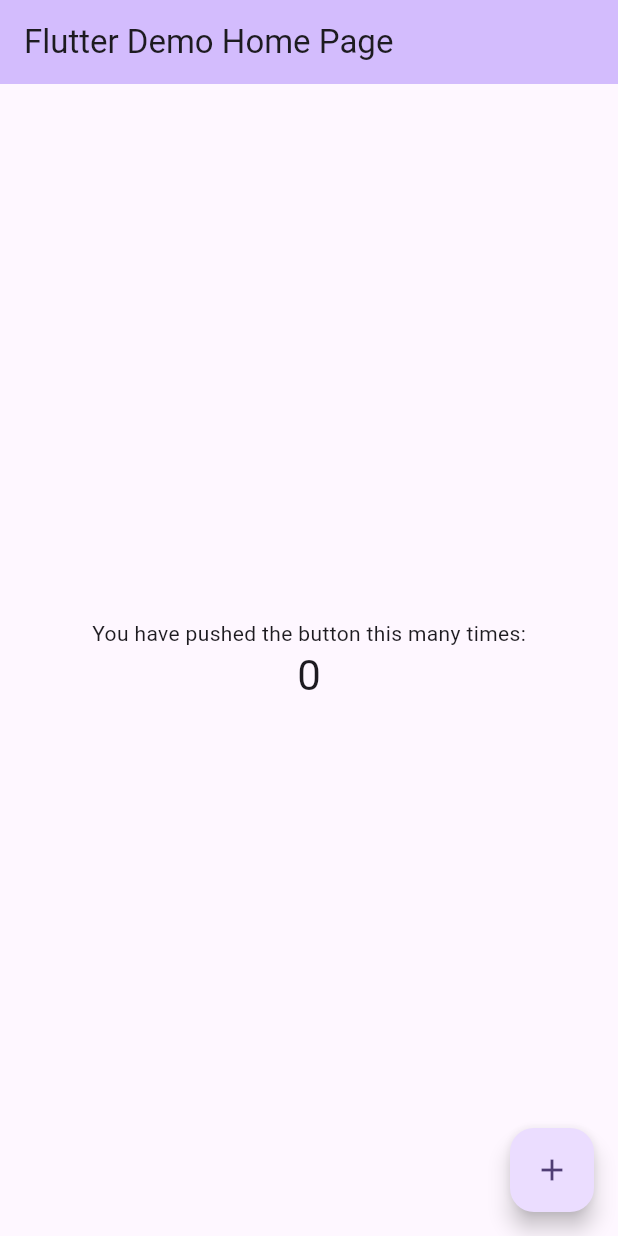
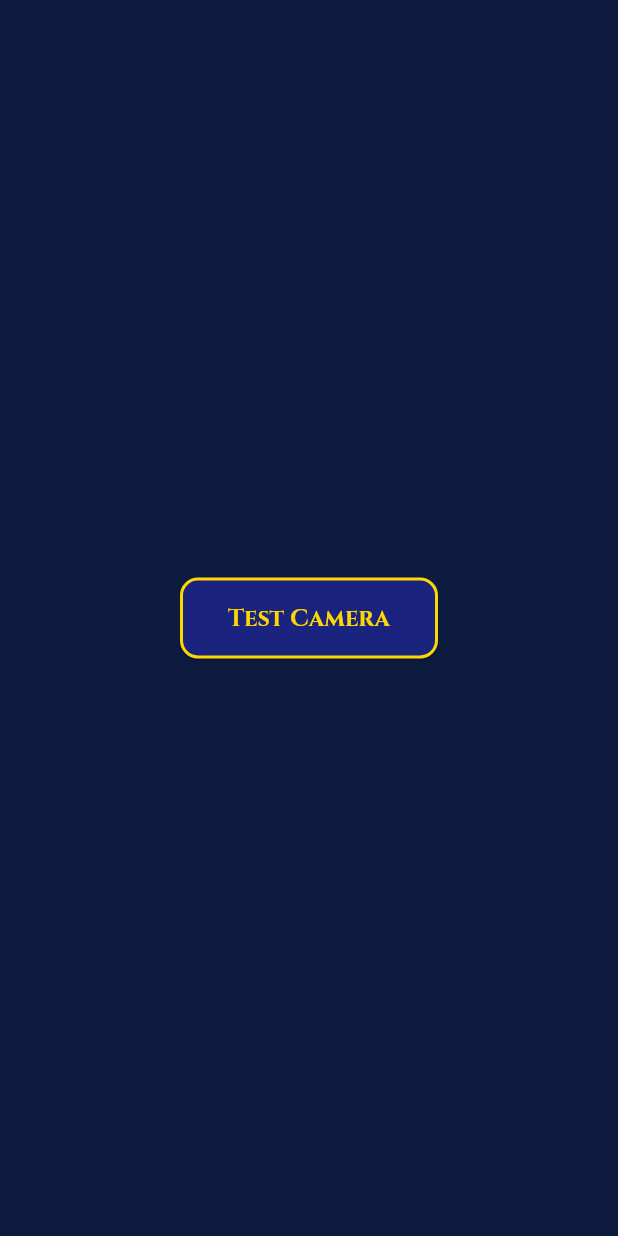
Before and after one commit to wukinnin/fitfusion, a Flutter app: the screen it shows after launch, on a phone screen of 412 x 824 dp. Run offline on Flutter 3.47's test engine with Material 3 defaults, Android fonts, the phone set to English and light mode, and no system bars; our stand-ins replace camera, firebase_core, google_fonts; accounts and stored records are empty.

Commit message:
Added core scaffolding, app skeleton, camera service

```diff
--- /dev/null
+++ b/lib/app.dart
@@ -0,0 +1,166 @@
+import 'package:flutter/material.dart';
+import 'core/theme.dart';
+import 'features/motion/camera_service.dart';
+import 'widgets/camera_preview_widget.dart';
+
+class FitFusionApp extends StatelessWidget {
+  const FitFusionApp({super.key});
+
+  @override
+  Widget build(BuildContext context) {
+    return MaterialApp(
+      title: 'FitFusion',
+      theme: AppTheme.theme,
+      debugShowCheckedModeBanner: false,
+      initialRoute: '/',
+      routes: {
+        '/': (context) => const _TempSplashScreen(),
+        '/home': (context) => const _TempHomeScreen(),
+        '/select': (context) => const _StubScreen(name: 'Workout Select'),
+        '/game': (context) => const CameraTestScreen(),
+        '/results': (context) => const _StubScreen(name: 'Results'),
+        '/leaderboard': (context) => const _StubScreen(name: 'Leaderboard'),
+        '/stats': (context) => const _StubScreen(name: 'Stats'),
+      },
+    );
+  }
+}
+
+/// Temporary splash that auto-navigates to /home after 1 second.
+class _TempSplashScreen extends StatefulWidget {
+  const _TempSplashScreen();
+
+  @override
+  State<_TempSplashScreen> createState() => _TempSplashScreenState();
+}
+
+class _TempSplashScreenState extends State<_TempSplashScreen> {
+  @override
+  void initState() {
+    super.initState();
+    Future.delayed(const Duration(seconds: 1), () {
+      if (mounted) {
+        Navigator.pushReplacementNamed(context, '/home');
+      }
+    });
+  }
+
+  @override
+  Widget build(BuildContext context) {
+    return Scaffold(
+      backgroundColor: AppTheme.midnightNavy,
+      body: Center(
+        child: Text(
+          'FitFusion',
+          style: TextStyle(
+            color: AppTheme.gold,
+            fontSize: 32,
+            fontWeight: FontWeight.bold,
+          ),
+        ),
+      ),
+    );
+  }
+}
+
+/// Temporary stub screen. Will be replaced screen by screen in later tasks.
+class _StubScreen extends StatelessWidget {
+  final String name;
+  const _StubScreen({required this.name});
+
+  @override
+  Widget build(BuildContext context) {
+    return Scaffold(
+      backgroundColor: AppTheme.midnightNavy,
+      body: Center(
+        child: Text(
+          name,
+          style: const TextStyle(color: AppTheme.gold, fontSize: 24),
+        ),
+      ),
+    );
+  }
+}
+
+/// Temporary home screen with a button to test the camera.
+class _TempHomeScreen extends StatelessWidget {
+  const _TempHomeScreen();
+
+  @override
+  Widget build(BuildContext context) {
+    return Scaffold(
+      backgroundColor: AppTheme.midnightNavy,
+      body: Center(
+        child: ElevatedButton(
+          onPressed: () => Navigator.pushNamed(context, '/game'),
+          child: const Text('Test Camera'),
+        ),
+      ),
+    );
+  }
+}
+
+/// Temporary screen to verify the camera feed works in isolation.
+class CameraTestScreen extends StatefulWidget {
+  const CameraTestScreen({super.key});
+
+  @override
+  State<CameraTestScreen> createState() => _CameraTestScreenState();
+}
+
+class _CameraTestScreenState extends State<CameraTestScreen> {
+  final CameraService _cameraService = CameraService();
+  bool _initialized = false;
+  String? _error;
+
+  @override
+  void initState() {
+    super.initState();
+    _initCamera();
+  }
+
+  Future<void> _initCamera() async {
+    try {
+      await _cameraService.initialize();
+      if (mounted) setState(() => _initialized = true);
+    } catch (e) {
+      if (mounted) setState(() => _error = e.toString());
+    }
+  }
+
+  @override
+  void dispose() {
+    _cameraService.dispose();
+    super.dispose();
+  }
+
+  @override
+  Widget build(BuildContext context) {
+    if (_error != null) {
+      return Scaffold(
+        backgroundColor: AppTheme.midnightNavy,
+        body: Center(
+          child: Text(
+            'Camera error: $_error',
+            style: const TextStyle(color: AppTheme.crimson, fontSize: 16),
+            textAlign: TextAlign.center,
+          ),
+        ),
+      );
+    }
+
+    if (!_initialized) {
+      return const Scaffold(
+        backgroundColor: AppTheme.midnightNavy,
+        body: Center(
+          child: CircularProgressIndicator(color: AppTheme.gold),
+        ),
+      );
+    }
+
+    return Scaffold(
+      backgroundColor: Colors.black,
+      body: CameraPreviewWidget(controller: _cameraService.controller),
+    );
+  }
+}
--- /dev/null
+++ b/lib/core/theme.dart
@@ -0,0 +1,79 @@
+import 'package:flutter/material.dart';
+import 'package:google_fonts/google_fonts.dart';
+
+class AppTheme {
+  AppTheme._();
+
+  // Static color constants for use in Flame components (which cannot use ThemeData)
+  static const Color gold = Color(0xFFFFD700);
+  static const Color royalBlue = Color(0xFF1A237E);
+  static const Color midnightNavy = Color(0xFF0D1B3E);
+  static const Color crimson = Color(0xFFB71C1C);
+  static const Color emerald = Color(0xFF2E7D32);
+  static const Color parchment = Color(0xFFFFF8E1);
+  static const Color brightGold = Color(0xFFFFEE58);
+  static const Color creamWhite = Color(0xFFFFFDE7);
+
+  static const Color _surface = Color(0xFF1A2D5A);
+
+  static ThemeData get theme {
+    return ThemeData(
+      useMaterial3: true,
+      brightness: Brightness.dark,
+      colorScheme: const ColorScheme.dark(
+        primary: royalBlue,
+        secondary: gold,
+        surface: _surface,
+        error: crimson,
+        onPrimary: creamWhite,
+        onSecondary: midnightNavy,
+        onSurface: creamWhite,
+        onError: creamWhite,
+      ),
+      scaffoldBackgroundColor: midnightNavy,
+      textTheme: GoogleFonts.cinzelTextTheme(
+        const TextTheme(
+          displayLarge: TextStyle(color: creamWhite),
+          displayMedium: TextStyle(color: creamWhite),
+          displaySmall: TextStyle(color: creamWhite),
+          headlineLarge: TextStyle(color: creamWhite),
+          headlineMedium: TextStyle(color: creamWhite),
+          headlineSmall: TextStyle(color: creamWhite),
+          titleLarge: TextStyle(color: creamWhite),
+          titleMedium: TextStyle(color: creamWhite),
+          titleSmall: TextStyle(color: creamWhite),
+          bodyLarge: TextStyle(color: creamWhite),
+          bodyMedium: TextStyle(color: creamWhite),
+          bodySmall: TextStyle(color: creamWhite),
+          labelLarge: TextStyle(color: creamWhite),
+          labelMedium: TextStyle(color: creamWhite),
+          labelSmall: TextStyle(color: creamWhite),
+        ),
+      ),
+      appBarTheme: AppBarTheme(
+        backgroundColor: royalBlue,
+        foregroundColor: creamWhite,
+        titleTextStyle: GoogleFonts.cinzelDecorative(
+          fontSize: 20,
+          fontWeight: FontWeight.bold,
+          color: gold,
+        ),
+      ),
+      elevatedButtonTheme: ElevatedButtonThemeData(
+        style: ElevatedButton.styleFrom(
+          backgroundColor: royalBlue,
+          foregroundColor: gold,
+          textStyle: GoogleFonts.cinzel(
+            fontSize: 16,
+            fontWeight: FontWeight.bold,
+          ),
+          padding: const EdgeInsets.symmetric(horizontal: 32, vertical: 16),
+          shape: RoundedRectangleBorder(
+            borderRadius: BorderRadius.circular(12),
+            side: const BorderSide(color: gold, width: 2),
+          ),
+        ),
+      ),
+    );
+  }
+}
--- a/lib/main.dart
+++ b/lib/main.dart
@@ -1,122 +1,10 @@
+import 'package:firebase_core/firebase_core.dart';
 import 'package:flutter/material.dart';
+import 'app.dart';
+import 'firebase_options.dart';
 
-void main() {
-  runApp(const MyApp());
+Future<void> main() async {
+  WidgetsFlutterBinding.ensureInitialized();
+  await Firebase.initializeApp(options: DefaultFirebaseOptions.currentPlatform);
+  runApp(const FitFusionApp());
 }
-
-class MyApp extends StatelessWidget {
-  const MyApp({super.key});
-
-  // This widget is the root of your application.
-  @override
-  Widget build(BuildContext context) {
-    return MaterialApp(
-      title: 'Flutter Demo',
-      theme: ThemeData(
-        // This is the theme of your application.
-        //
-        // TRY THIS: Try running your application with "flutter run". You'll see
-        // the application has a purple toolbar. Then, without quitting the app,
-        // try changing the seedColor in the colorScheme below to Colors.green
-        // and then invoke "hot reload" (save your changes or press the "hot
-        // reload" button in a Flutter-supported IDE, or press "r" if you used
-        // the command line to start the app).
-        //
-        // Notice that the counter didn't reset back to zero; the application
-        // state is not lost during the reload. To reset the state, use hot
-        // restart instead.
-        //
-        // This works for code too, not just values: Most code changes can be
-        // tested with just a hot reload.
-        colorScheme: .fromSeed(seedColor: Colors.deepPurple),
-      ),
-      home: const MyHomePage(title: 'Flutter Demo Home Page'),
-    );
-  }
-}
-
-class MyHomePage extends StatefulWidget {
-  const MyHomePage({super.key, required this.title});
-
-  // This widget is the home page of your application. It is stateful, meaning
-  // that it has a State object (defined below) that contains fields that affect
-  // how it looks.
-
-  // This class is the configuration for the state. It holds the values (in this
-  // case the title) provided by the parent (in this case the App widget) and
-  // used by the build method of the State. Fields in a Widget subclass are
-  // always marked "final".
-
-  final String title;
-
-  @override
-  State<MyHomePage> createState() => _MyHomePageState();
-}
-
-class _MyHomePageState extends State<MyHomePage> {
-  int _counter = 0;
-
-  void _incrementCounter() {
-    setState(() {
-      // This call to setState tells the Flutter framework that something has
-      // changed in this State, which causes it to rerun the build method below
-      // so that the display can reflect the updated values. If we changed
-      // _counter without calling setState(), then the build method would not be
-      // called again, and so nothing would appear to happen.
-      _counter++;
-    });
-  }
-
-  @override
-  Widget build(BuildContext context) {
-    // This method is rerun every time setState is called, for instance as done
-    // by the _incrementCounter method above.
-    //
-    // The Flutter framework has been optimized to make rerunning build methods
-    // fast, so that you can just rebuild anything that needs updating rather
-    // than having to individually change instances of widgets.
-    return Scaffold(
-      appBar: AppBar(
-        // TRY THIS: Try changing the color here to a specific color (to
-        // Colors.amber, perhaps?) and trigger a hot reload to see the AppBar
-        // change color while the other colors stay the same.
-        backgroundColor: Theme.of(context).colorScheme.inversePrimary,
-        // Here we take the value from the MyHomePage object that was created by
-        // the App.build method, and use it to set our appbar title.
-        title: Text(widget.title),
-      ),
-      body: Center(
-        // Center is a layout widget. It takes a single child and positions it
-        // in the middle of the parent.
-        child: Column(
-          // Column is also a layout widget. It takes a list of children and
-          // arranges them vertically. By default, it sizes itself to fit its
-          // children horizontally, and tries to be as tall as its parent.
-          //
-          // Column has various properties to control how it sizes itself and
-          // how it positions its children. Here we use mainAxisAlignment to
-          // center the children vertically; the main axis here is the vertical
-          // axis because Columns are vertical (the cross axis would be
-          // horizontal).
-          //
-          // TRY THIS: Invoke "debug painting" (choose the "Toggle Debug Paint"
-          // action in the IDE, or press "p" in the console), to see the
-          // wireframe for each widget.
-          mainAxisAlignment: .center,
-          children: [
-            const Text('You have pushed the button this many times:'),
-            Text(
-              '$_counter',
-              style: Theme.of(context).textTheme.headlineMedium,
-            ),
-          ],
-        ),
-      ),
-      floatingActionButton: FloatingActionButton(
-        onPressed: _incrementCounter,
-        tooltip: 'Increment',
-        child: const Icon(Icons.add),
-      ),
-    );
-  }
-}
```
Also changed, not shown: lib/core/constants.dart (added, +46 -0 lines), lib/core/enums.dart (added, +59 -0 lines), lib/core/events.dart (added, +26 -0 lines), lib/core/extensions.dart (added, +93 -0 lines), lib/features/motion/camera_service.dart (added, +64 -0 lines), lib/widgets/camera_preview_widget.dart (added, +27 -0 lines), pubspec.yaml (+9 -0 lines), pubspec.lock, 1 other file.
